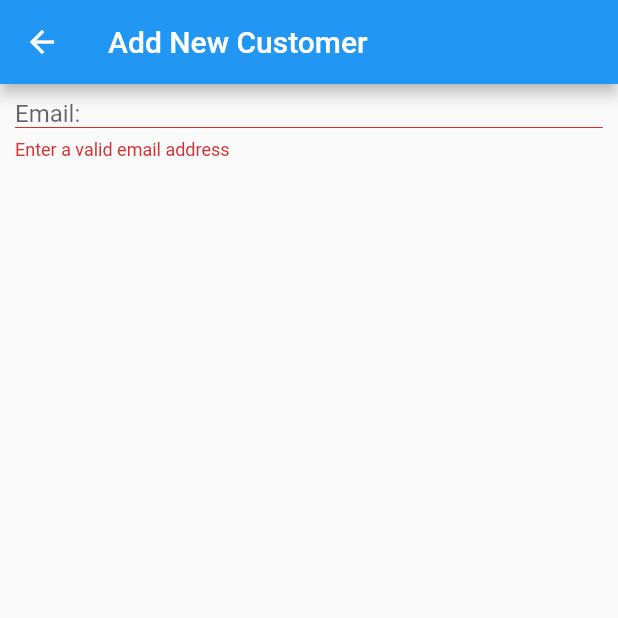
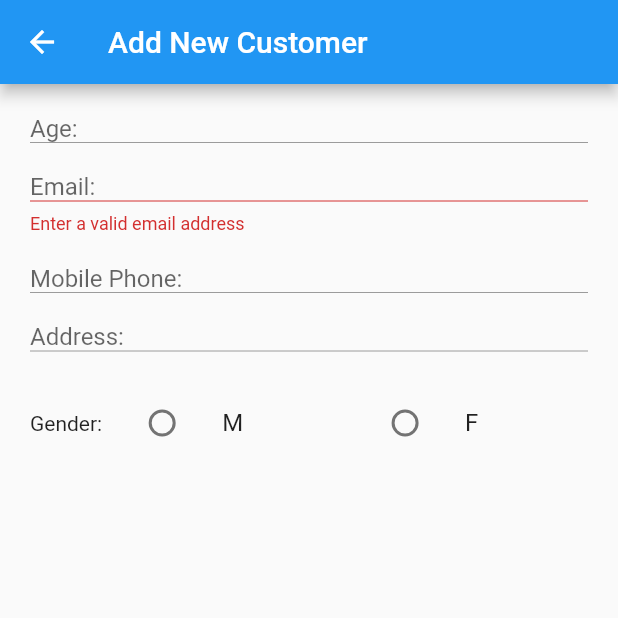
Before and after one commit to aarontong/raymondWork, a Flutter app: the addNewCustomerWidget screen opened by its route, on a phone screen of 412 x 824 dp, the top half of it. Run offline on Flutter 3.47's test engine with Material 2 defaults, Android fonts, the phone set to English and light mode, and no system bars.

Commit message:
add more textfield and radio button

```diff
--- a/private_project/lib/widgets/customer/addNewCustomer.dart
+++ b/private_project/lib/widgets/customer/addNewCustomer.dart
@@ -1,6 +1,10 @@
 import 'package:flutter/material.dart';
 import 'package:flutter/widgets.dart';
+import 'package:private_project/widgets/customer/insertField/ageField.dart';
 import 'package:private_project/widgets/customer/insertField/emailField.dart';
+import 'package:private_project/widgets/customer/insertField/genderField.dart';
+import 'package:private_project/widgets/customer/insertField/homeAddressField.dart';
+import 'package:private_project/widgets/customer/insertField/mobileFIeld.dart';
 
 class addNewCustomerWidget extends StatelessWidget{
 addNewCustomerWidget({Key? key, required this.title}) : super(key: key);
@@ -11,7 +15,17 @@ static String route = "/addNewCustomerWidget";
 Widget build(BuildContext context) {
     // TODO: implement build
     return new Scaffold(body: Padding(padding: EdgeInsets.all(10),child: Form(autovalidateMode: AutovalidateMode.always,
-                          child: emailField())),
+                          child: Column(
+
+                            children: <Widget>[
+                              Padding(padding: EdgeInsets.all(10),child:ageField()),
+                              Padding(padding: EdgeInsets.all(10),child:emailField()),
+                              Padding(padding: EdgeInsets.all(10),child:mobileField()),
+                              Padding(padding: EdgeInsets.all(10),child:homeAddressField()),
+                              Padding(padding: EdgeInsets.all(10),child:genderField()),
+
+                            ],
+                          ))),
                         appBar: AppBar(
         // Here we take the value from the MyHomePage object that was created by
         // the App.build method, and use it to set our appbar title.
--- a/private_project/lib/widgets/customer/insertField/ageField.dart
+++ b/private_project/lib/widgets/customer/insertField/ageField.dart
@@ -1,10 +1,11 @@
 import 'package:flutter/material.dart';
 
 class ageField extends StatelessWidget{
+  static TextEditingController ageFieldController = TextEditingController();
   @override
   Widget build(BuildContext context) {
     // TODO: implement build
-    return TextFormField();
+    return TextFormField(decoration: new InputDecoration.collapsed(hintText: "Age:",border: UnderlineInputBorder()),keyboardType: TextInputType.number,);
   }
 
 }
--- a/private_project/lib/widgets/customer/insertField/emailField.dart
+++ b/private_project/lib/widgets/customer/insertField/emailField.dart
@@ -1,10 +1,12 @@
 import 'package:flutter/material.dart';
 
 class emailField extends StatelessWidget{
+  static TextEditingController ageFieldController = TextEditingController();
+  static bool emailValid = false;
   @override
   Widget build(BuildContext context) {
     // TODO: implement build
-    return TextFormField(validator: (value) => validateEmail(value),decoration: new InputDecoration.collapsed(hintText: "Email:",border: UnderlineInputBorder()) ,);
+    return TextFormField(validator: (value) => validateEmail(value),decoration: new InputDecoration.collapsed(hintText: "Email:",border: UnderlineInputBorder()) , keyboardType: TextInputType.emailAddress,);
   }
 String validateEmail(String? value) {
     String pattern =
@@ -12,9 +14,12 @@ String validateEmail(String? value) {
         r"{0,253}[a-zA-Z0-9])?(?:\.[a-zA-Z0-9](?:[a-zA-Z0-9-]"
         r"{0,253}[a-zA-Z0-9])?)*$";
     RegExp regex = RegExp(pattern);
-    if (value == null || value.isEmpty || !regex.hasMatch(value))
+    if (value == null || value.isEmpty || !regex.hasMatch(value)){
+      emailValid = false;
       return 'Enter a valid email address';
-    else
+    }else{
+      emailValid = true;
       return "";
+    }
   }
 }
--- a/private_project/lib/widgets/customer/insertField/genderField.dart
+++ b/private_project/lib/widgets/customer/insertField/genderField.dart
@@ -0,0 +1,47 @@
+import 'package:flutter/material.dart';
+
+class genderField extends StatefulWidget{
+  @override
+  State<genderField> createState() => genderFieldState();
+
+}
+
+class genderFieldState extends State<genderField>{
+  int _value = 0;
+  @override
+  Widget build(BuildContext context) {
+    return Column(children: <Widget>[
+      Row(mainAxisAlignment: MainAxisAlignment.start, children: <Widget>[
+      Text('Gender:'),
+      Expanded(child:
+        ListTile(title: Text('M'),leading: Radio(value: 1, groupValue: _value,
+            activeColor: Color(0xFF6200EE),
+            onChanged: (value) {
+                  valueChanged(value as int);
+            },),
+        ),
+        flex: 1,
+      ),
+      Expanded(child:
+        ListTile(title: Text('F'),leading: Radio(value: 2, groupValue: _value,
+            activeColor: Color(0xFF6200EE),
+            onChanged: (value) {
+                  valueChanged(value as int);
+            },),
+        ),
+        flex: 1,
+      )
+    ],)
+
+    ],
+    mainAxisAlignment: MainAxisAlignment.start,
+    );
+  }
+
+  void valueChanged(int value){
+    setState(() {
+      _value = value;
+    });
+
+  }
+}
--- a/private_project/lib/widgets/customer/insertField/homeAddressField.dart
+++ b/private_project/lib/widgets/customer/insertField/homeAddressField.dart
@@ -0,0 +1,11 @@
+import 'package:flutter/material.dart';
+
+class homeAddressField extends StatelessWidget{
+  static TextEditingController homeAddressFieldController = TextEditingController();
+  @override
+  Widget build(BuildContext context) {
+    // TODO: implement build
+    return TextFormField(decoration: new InputDecoration.collapsed(hintText: "Address:",border: UnderlineInputBorder()),keyboardType: TextInputType.streetAddress,);
+  }
+
+}
--- a/private_project/lib/widgets/customer/insertField/mobileFIeld.dart
+++ b/private_project/lib/widgets/customer/insertField/mobileFIeld.dart
@@ -0,0 +1,11 @@
+import 'package:flutter/material.dart';
+
+class mobileField extends StatelessWidget{
+  static TextEditingController mobileFieldController = TextEditingController();
+  @override
+  Widget build(BuildContext context) {
+    // TODO: implement build
+    return TextFormField(decoration: new InputDecoration.collapsed(hintText: "Mobile Phone:",border: UnderlineInputBorder()),keyboardType: TextInputType.phone,);
+  }
+
+}
```
